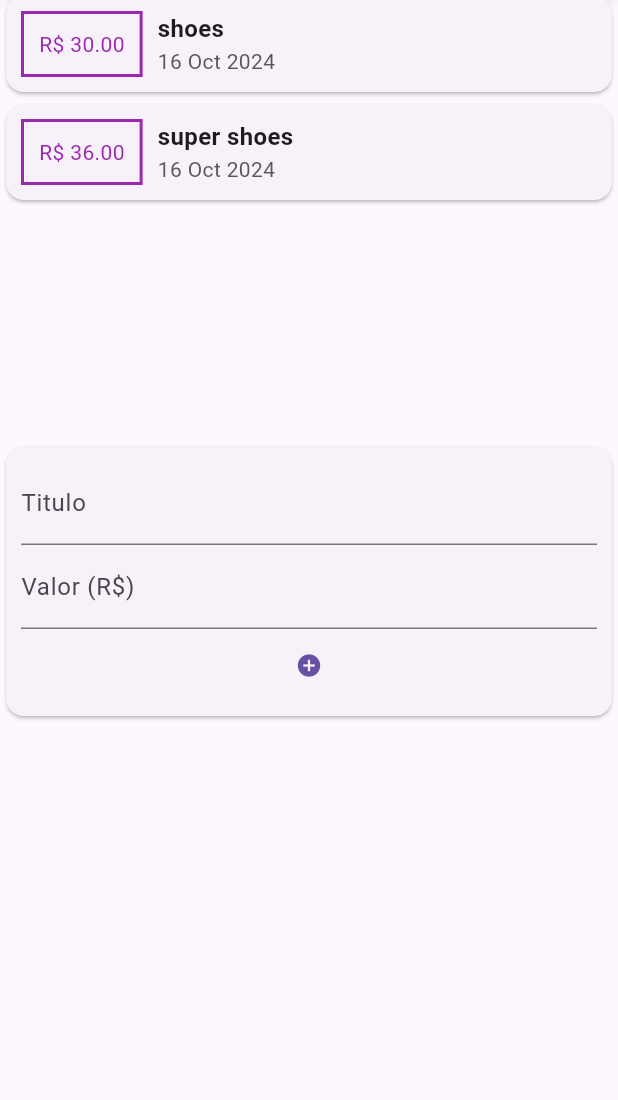
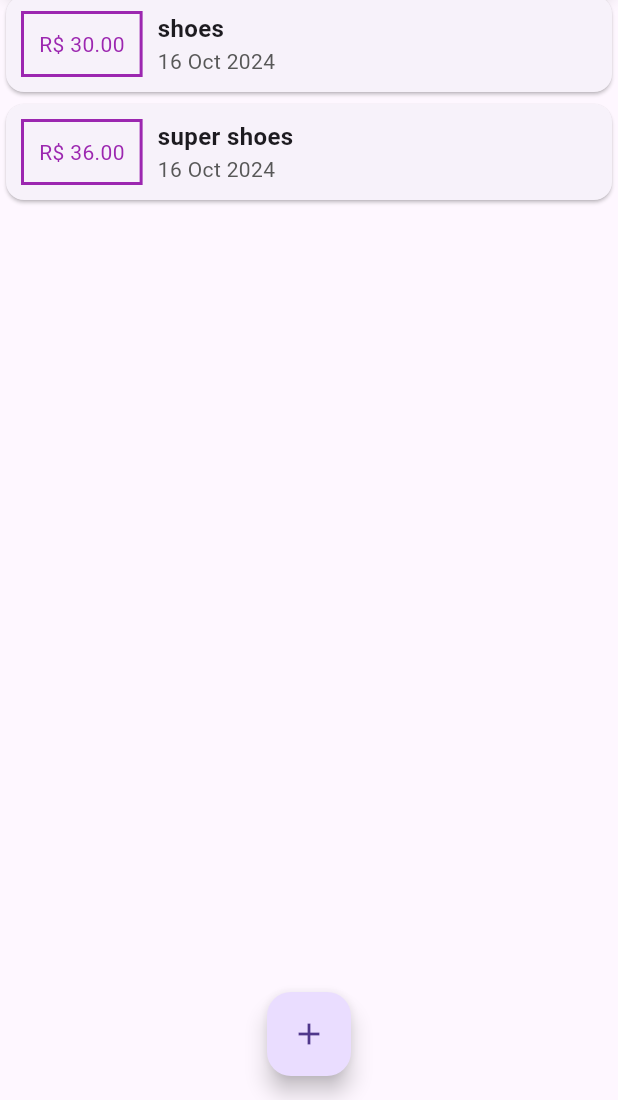
Before and after one commit to Logout-Game-Studio/personal_expenses, a Flutter app: the screen it shows after launch, on a phone screen of 412 x 824 dp, the part 136-1236 px from its top. Run offline on Flutter 3.47's test engine with Material 3 defaults, Android fonts, the phone set to English and light mode, and no system bars.

Commit message:
Transaction user is now part of HomePage, and Transaction Form is now a modalbottomsheet

```diff
--- a/lib/components/transaction_form.dart
+++ b/lib/components/transaction_form.dart
@@ -1,18 +1,25 @@
 import 'package:flutter/material.dart';
 import 'package:flutter/services.dart';
 
-class TransactionForm extends StatelessWidget {
-  final tittleTextController = TextEditingController();
-  final valueTextController = TextEditingController();
+class TransactionForm extends StatefulWidget {
   final Function(String, double) onSubmit;
 
   TransactionForm({required this.onSubmit});
+
+  @override
+  State<TransactionForm> createState() => _TransactionFormState();
+}
+
+class _TransactionFormState extends State<TransactionForm> {
+  final tittleTextController = TextEditingController();
+
+  final valueTextController = TextEditingController();
 
   void _submit() {
     var tittle = tittleTextController.text;
     var value = double.tryParse(valueTextController.text) ?? 0.0;
     if (tittle.isNotEmpty) {
-      onSubmit(tittle, value);
+      widget.onSubmit(tittle, value);
     }
   }
 
@@ -39,14 +46,13 @@
               controller: valueTextController,
             ),
             Row(
-              mainAxisAlignment: MainAxisAlignment.center,
+              mainAxisAlignment: MainAxisAlignment.end,
               children: [
                 TextButton(
-                  onPressed: () {
-                    _submit();
-                  },
-                  child: Icon(Icons.add_circle),
-                )
+                    onPressed: () {
+                      _submit();
+                    },
+                    child: Text("submit"))
               ],
             )
           ],
--- a/lib/components/transaction_user.dart
+++ /dev/null
@@ -1,52 +0,0 @@
-import 'dart:math';
-import 'package:flutter/material.dart';
-import 'package:personal_expenses/components/transaction_form.dart';
-import 'package:personal_expenses/components/transaction_list.dart';
-import 'package:personal_expenses/models/transaction.dart';
-
-class TransactionUser extends StatefulWidget {
-  @override
-  State<TransactionUser> createState() => _TransactionUserState();
-}
-
-class _TransactionUserState extends State<TransactionUser> {
-  final _transactions = [
-    Transaction(
-      id: "t1",
-      title: "shoes",
-      value: 30.0,
-      date: DateTime.now(),
-    ),
-    Transaction(
-      id: "t2",
-      title: "super shoes",
-      value: 36.0,
-      date: DateTime.now(),
-    ),
-  ];
-
-  void _AddTransaction(String tittle, double value) {
-    final nTransaction = Transaction(
-      id: Random().nextDouble().toString(),
-      title: tittle,
-      value: value,
-      date: DateTime.now(),
-    );
-
-    setState(() {
-      _transactions.add(nTransaction);
-    });
-  }
-
-  @override
-  Widget build(BuildContext context) {
-    return Column(
-      children: [
-        TransactionList(transactions: _transactions),
-        TransactionForm(
-          onSubmit: _AddTransaction,
-        ),
-      ],
-    );
-  }
-}
--- a/lib/main.dart
+++ b/lib/main.dart
@@ -1,5 +1,9 @@
+import 'dart:math';
+
 import 'package:flutter/material.dart';
-import 'package:personal_expenses/components/transaction_user.dart';
+import 'package:personal_expenses/components/transaction_form.dart';
+import 'package:personal_expenses/components/transaction_list.dart';
+import 'package:personal_expenses/models/transaction.dart';
 
 main() => runApp(PersonalExpensesApp());
 
@@ -14,7 +18,51 @@
   }
 }
 
-class HomePage extends StatelessWidget {
+class HomePage extends StatefulWidget {
+  @override
+  State<HomePage> createState() => _HomePageState();
+}
+
+class _HomePageState extends State<HomePage> {
+  final _transactions = [
+    Transaction(
+      id: "t1",
+      title: "shoes",
+      value: 30.0,
+      date: DateTime.now(),
+    ),
+    Transaction(
+      id: "t2",
+      title: "super shoes",
+      value: 36.0,
+      date: DateTime.now(),
+    ),
+  ];
+
+  void _AddTransaction(String tittle, double value) {
+    final nTransaction = Transaction(
+      id: Random().nextDouble().toString(),
+      title: tittle,
+      value: value,
+      date: DateTime.now(),
+    );
+
+    setState(() {
+      _transactions.add(nTransaction);
+    });
+  }
+
+  void _showTransactionFormModal(BuildContext context) {
+    showModalBottomSheet(
+        context: context,
+        builder: (_) {
+          return TransactionForm(onSubmit: (t, v) {
+            _AddTransaction(t, v);
+            Navigator.of(context).pop();
+          });
+        });
+  }
+
   @override
   Widget build(BuildContext context) {
     return Scaffold(
@@ -29,10 +77,18 @@
             Container(
               child: Card(elevation: 5, child: Text("Gráficos")),
             ),
-            TransactionUser(),
+            TransactionList(transactions: _transactions),
           ],
         ),
       ),
+      floatingActionButton: FloatingActionButton(
+        onPressed: () {},
+        child: IconButton(
+          icon: Icon(Icons.add),
+          onPressed: () => _showTransactionFormModal(context),
+        ),
+      ),
+      floatingActionButtonLocation: FloatingActionButtonLocation.centerFloat,
     );
   }
 }
```
